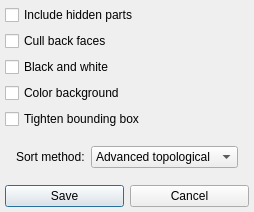
This is src/QGLViewer/VRenderInterface.ui in transfix/TexMol as Qt 5 draws it before an edit. The edited form follows.
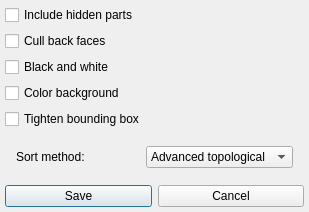
This is the edited form.

```diff
--- a/src/QGLViewer/VRenderInterface.ui
+++ b/src/QGLViewer/VRenderInterface.ui
@@ -1,22 +1,19 @@
 <ui version="4.0" >
  <class>VRenderInterface</class>
- <widget class="QDialog" name="VRenderInterface" >
-  <property name="geometry" >
+ <widget class="QDialog" name="VRenderInterface">
+  <property name="geometry">
    <rect>
     <x>0</x>
     <y>0</y>
-    <width>230</width>
+    <width>309</width>
     <height>211</height>
    </rect>
   </property>
   <property name="windowTitle" >
    <string>Vectorial rendering options</string>
   </property>
-  <layout class="QVBoxLayout" >
-   <property name="spacing" >
-    <number>6</number>
-   </property>
-   <property name="leftMargin" >
+  <layout class="QVBoxLayout">
+   <property name="leftMargin">
     <number>5</number>
    </property>
    <property name="topMargin" >
@@ -79,11 +76,8 @@
     </widget>
    </item>
    <item>
-    <layout class="QHBoxLayout" >
-     <property name="spacing" >
-      <number>6</number>
-     </property>
-     <property name="leftMargin" >
+    <layout class="QHBoxLayout">
+     <property name="leftMargin">
       <number>11</number>
      </property>
      <property name="topMargin" >
@@ -154,22 +148,7 @@
     </spacer>
    </item>
    <item>
-    <layout class="QHBoxLayout" >
-     <property name="spacing" >
-      <number>6</number>
-     </property>
-     <property name="leftMargin" >
-      <number>0</number>
-     </property>
-     <property name="topMargin" >
-      <number>0</number>
-     </property>
-     <property name="rightMargin" >
-      <number>0</number>
-     </property>
-     <property name="bottomMargin" >
-      <number>0</number>
-     </property>
+    <layout class="QHBoxLayout">
      <item>
       <widget class="QPushButton" name="SaveButton" >
        <property name="text" >
@@ -188,8 +167,7 @@
    </item>
   </layout>
  </widget>
- <layoutdefault spacing="6" margin="11" />
- <pixmapfunction>qPixmapFromMimeSource</pixmapfunction>
+ <layoutdefault spacing="6" margin="11"/>
  <tabstops>
   <tabstop>SaveButton</tabstop>
   <tabstop>CancelButton</tabstop>
```
Left out of the diff: 89 changed lines with no effect on the pictures.
